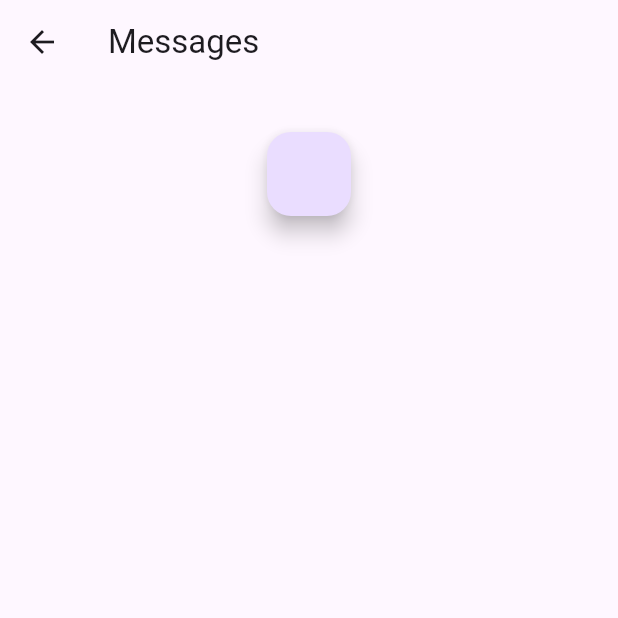
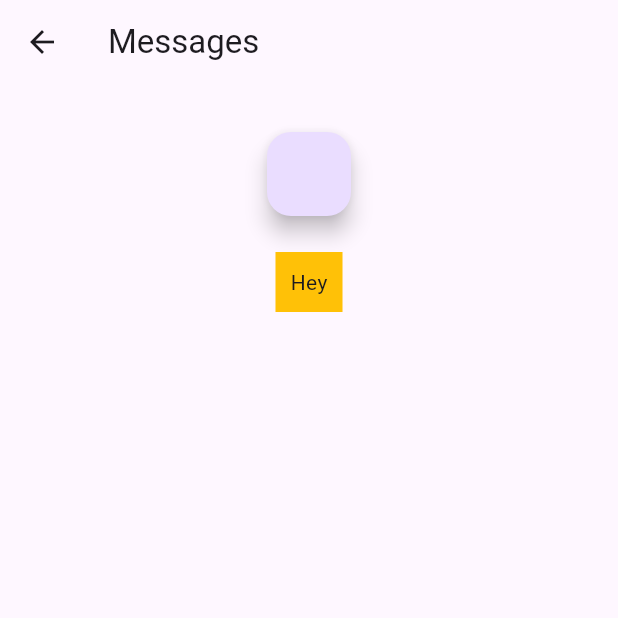
Before and after one commit to codscino/scialla, a Flutter app: the MessagesPage screen opened directly, on a phone screen of 412 x 824 dp, the top half of it. Run offline on Flutter 3.47's test engine with Material 3 defaults, Android fonts, the phone set to English and light mode, and no system bars; our stand-ins replace appwrite, flutter_svg; network calls fail; statements that could not run were skipped.

Commit message:
only read

```diff
--- a/mobile/lib/pages/messages_page.dart
+++ b/mobile/lib/pages/messages_page.dart
@@ -93,6 +93,9 @@ class _MessagesPageState extends State<MessagesPage> {
                   final authAPI = Provider.of<AuthAPI>(context, listen: false);
                   authAPI.trigFun();
                 }),
+                const SizedBox(height: 24),
+                Container(padding: const EdgeInsets.all(10),color: Colors.amber, child:(const Text('Hey'))),
+                const SizedBox(height: 24),
                 authStatus == AuthStatus.authenticated
                     ? Row(
                         children: [
```
Also changed, not shown: 1 other file.
